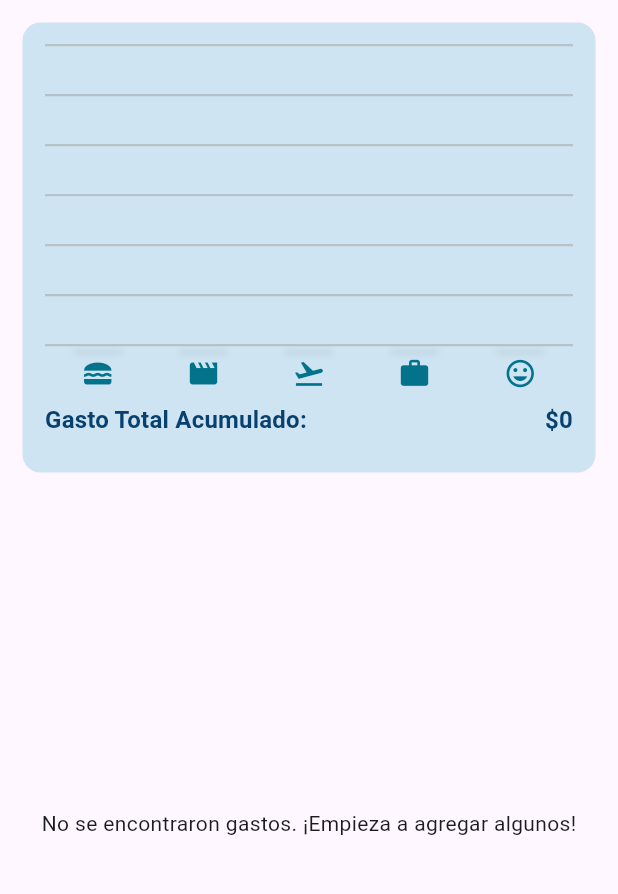
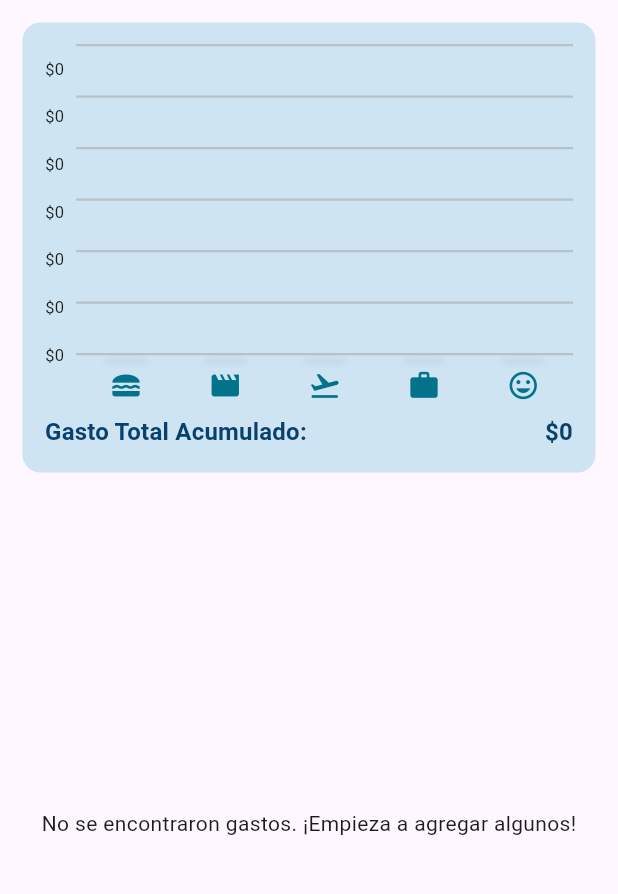
Before and after one commit to cvlciifer/app_wallet, a Flutter app: the screen it shows after launch, on a phone screen of 412 x 824 dp, the part 84-978 px from its top. Run offline on Flutter 3.47's test engine with Material 3 defaults, Android fonts, the phone set to English and light mode, and no system bars; our stand-ins replace cloud_firestore, firebase_core, fl_chart; accounts and stored records are empty.

Commit message:
custom chart

```diff
--- a/lib/widgets/chart/chart.dart
+++ b/lib/widgets/chart/chart.dart
@@ -1,18 +1,17 @@
 import 'package:flutter/material.dart';
 import 'package:app_wallet/models/expense.dart';
 import 'package:app_wallet/widgets/chart/chart_bar.dart';
-
-import 'package:intl/intl.dart'; // Importa el paquete intl
+import 'package:intl/intl.dart';
 
 class Chart extends StatelessWidget {
   const Chart({super.key, required this.expenses});
 
   final List<Expense> expenses;
 
-  // Define un formateador para los números con '.' cada tres dígitos
+  // Formateador para los números con '.' cada tres dígitos
   String formatNumber(double value) {
     final formatter = NumberFormat('#,##0', 'es');
-    return formatter.format(value);
+    return '\$${formatter.format(value)}'; // Añade el símbolo $
   }
 
   List<ExpenseBucket> get buckets {
@@ -69,11 +68,37 @@ class Chart extends StatelessWidget {
       ),
       child: Column(
         children: [
-          Container(
-            height: 200,
+          Expanded(
+            child: Row(
+              crossAxisAlignment: CrossAxisAlignment.end,
+              children: [
+                // Barra lateral con valores y más espacio
+                Column(
+                  mainAxisAlignment: MainAxisAlignment
+                      .spaceAround, // Aumenta el espacio entre los números
+                  children: [
+                    ...List.generate(7, (index) {
+                      double value =
+                          maxTotalExpense - (index * (maxTotalExpense / 6));
+                      return Text(
+                        formatNumber(value),
+                        style: const TextStyle(
+                            color: Colors.black87, fontSize: 11),
+                      );
+                    }),
+                    const SizedBox(height: 0), // Espacio en blanco debajo del 0
+                  ],
+                ),
+                const SizedBox(width: 8),
+                // Gráfico principal ajustado
+                Expanded(
+                  child: Column(
+                    children: [
+                      Expanded(
                         child: CustomPaint(
                           painter: ChartPainter(maxTotalExpense),
                           child: Row(
+                            mainAxisAlignment: MainAxisAlignment.spaceBetween,
                             crossAxisAlignment: CrossAxisAlignment.end,
                             children: buckets.map((bucket) {
                               return Expanded(
@@ -81,26 +106,36 @@ class Chart extends StatelessWidget {
                                   fill: bucket.totalExpenses == 0
                                       ? 0
                                       : bucket.totalExpenses / maxTotalExpense,
-                      barColor: getColorForCategory(bucket.category),
+                                  barColor:
+                                      getColorForCategory(bucket.category),
                                 ),
                               );
                             }).toList(),
                           ),
                         ),
                       ),
-          const SizedBox(height: 8),
+                      const SizedBox(height: 10),
+                      // Ajustamos los iconos para que se alineen con las barras
                       Row(
-            mainAxisAlignment: MainAxisAlignment.spaceAround,
+                        mainAxisAlignment: MainAxisAlignment.spaceBetween,
                         children: buckets.map((bucket) {
-              return SizedBox(
+                          return Expanded(
+                            child: SizedBox(
                               width: 40,
                               child: Icon(
                                 categoryIcons[bucket.category],
                                 color: const Color(0xFF03738C),
                                 size: 22,
                               ),
+                            ),
                           );
                         }).toList(),
+                      ),
+                    ],
+                  ),
+                ),
+              ],
+            ),
           ),
           const SizedBox(height: 8),
           Row(
@@ -113,16 +148,17 @@ class Chart extends StatelessWidget {
                       color: const Color.fromARGB(255, 8, 64, 110),
                     ),
               ),
-              // Usa el formateador para mostrar el valor con '.' cada tres dígitos
+              // Aquí ya no necesitas agregar otro símbolo de dólar
               Text(
-                '\$${formatNumber(totalExpenses)}',
+                formatNumber(
+                    totalExpenses), // El método formatNumber ya lo añade
                 style: Theme.of(context).textTheme.titleMedium!.copyWith(
                       fontWeight: FontWeight.bold,
                       color: const Color.fromARGB(255, 8, 64, 110),
                     ),
               ),
             ],
-          ),
+          )
         ],
       ),
     );
@@ -140,13 +176,13 @@ class ChartPainter extends CustomPainter {
       ..color = Colors.grey.withOpacity(0.5)
       ..strokeWidth = 1.5;
 
-    int numLines = 6;
-    double heightStep = size.height / numLines;
+    int numLines = 6; // Número de líneas entre el valor mínimo y máximo
+    double heightStep = size.height / (numLines); // Divide la altura en segmentos iguales
 
     for (int i = 0; i <= numLines; i++) {
-      double yPosition = size.height - (heightStep * i);
-      canvas.drawLine(
-          Offset(0, yPosition), Offset(size.width, yPosition), paint);
+      // Recalcula la posición para que la primera línea esté abajo y la última arriba
+      double yPosition = size.height - (i * heightStep);
+      canvas.drawLine(Offset(0, yPosition), Offset(size.width, yPosition), paint);
     }
   }
 
```
Also changed, not shown: lib/widgets/card_expense.dart (added, +45 -0 lines). Lines whose indentation alone changed are shown as unchanged.
